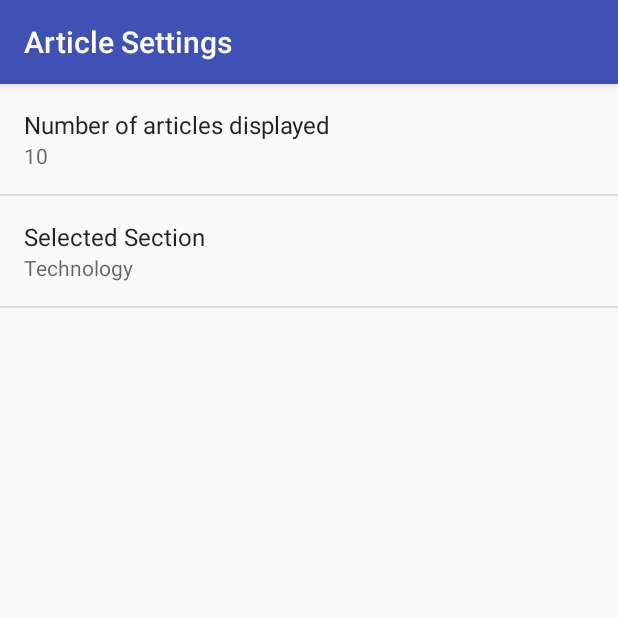
After one commit to janiraiski/NewsApp, an Android app: the SettingsActivity screen opened directly, with no data from a screen before it, on a phone screen of 412 x 824 dp, the top half of it. The commit adds this screen. Run offline under Robolectric (Android 15) with nearby library versions, the phone set to English and light mode, and no system bars.

Commit message:
Added settings activity and tweaked the way system gets information from internet.

```diff
--- /dev/null
+++ b/app/src/main/java/com/example/janiraiski/newsapp/SettingsActivity.java
@@ -0,0 +1,62 @@
+package com.example.janiraiski.newsapp;
+
+import android.content.SharedPreferences;
+import android.os.Bundle;
+import android.preference.ListPreference;
+import android.preference.Preference;
+import android.preference.PreferenceFragment;
+import android.preference.PreferenceManager;
+import android.support.v7.app.AppCompatActivity;
+
+public class SettingsActivity extends AppCompatActivity {
+
+    @Override
+    protected void onCreate(Bundle savedInstanceState) {
+        super.onCreate(savedInstanceState);
+        setContentView(R.layout.settings_activity);
+    }
+
+    public static class ArticlePreferencesFragment extends PreferenceFragment
+            implements Preference.OnPreferenceChangeListener {
+
+        @Override
+        public void onCreate(Bundle savedInstanceState) {
+            super.onCreate(savedInstanceState);
+            addPreferencesFromResource(R.xml.settings_main);
+
+            Preference numberOfArticles = findPreference(
+                    getString(R.string.settings_number_of_articles_key));
+            bindPreferenceSummaryToValue(numberOfArticles);
+
+            Preference selectedSection = findPreference(
+                    getString(R.string.settings_section_key));
+            bindPreferenceSummaryToValue(selectedSection);
+        }
+
+        @Override
+        public boolean onPreferenceChange(Preference preference, Object value) {
+            String stringValue = value.toString();
+            preference.setSummary(stringValue);
+            if (preference instanceof ListPreference) {
+                ListPreference listPreference = (ListPreference) preference;
+                int prefIndex = listPreference.findIndexOfValue(stringValue);
+                if (prefIndex >= 0) {
+                    CharSequence[] labels = listPreference.getEntries();
+                    preference.setSummary(labels[prefIndex]);
+                }
+            } else {
+                preference.setSummary(stringValue);
+            }
+            return true;
+        }
+
+        private void bindPreferenceSummaryToValue(Preference preference) {
+            preference.setOnPreferenceChangeListener(this);
+            SharedPreferences preferences = PreferenceManager.getDefaultSharedPreferences(
+                    preference.getContext());
+            String preferenceString = preferences.getString(preference.getKey(), "");
+            onPreferenceChange(preference, preferenceString);
+        }
+
+    }
+}
--- /dev/null
+++ b/app/src/main/res/values/arrays.xml
@@ -0,0 +1,14 @@
+<?xml version="1.0" encoding="utf-8"?>
+<resources>
+    <string-array name="settings_section_label">
+        <item>@string/settings_section_technology_label</item>
+        <item>@string/settings_section_politics_label</item>
+        <item>@string/settings_section_business_label</item>
+    </string-array>
+
+    <string-array name="settings_section_values">
+        <item>@string/settings_section_technology_value</item>
+        <item>@string/settings_section_politics_value</item>
+        <item>@string/settings_section_business_value</item>
+    </string-array>
+</resources>
--- a/app/src/main/res/values/strings.xml
+++ b/app/src/main/res/values/strings.xml
@@ -2,4 +2,24 @@
     <string name="app_name">News App</string>
     <string name="no_articles">No Articles found, reopen the app to refresh list</string>
     <string name="no_connection">No Internet connection detected!\nClose the app, connect to Internet and open the app again,\nto show News feed.</string>
+    <string name="settings_menu_item">Settings</string>
+    <string name="settings_title">Article Settings</string>
+
+    <string name="settings_number_of_articles_label">Number of articles displayed</string>
+    <string name="settings_number_of_articles_key" translatable="false">number_of_articles_displayed</string>
+    <string name="settings_number_of_articles_default" translatable="false">10</string>
+
+    <!-- Strings for Section label preference -->
+    <string name="settings_section_label">Selected Section</string>
+    <string name="settings_section_key" translatable="false">selected_section</string>
+    <string name="settings_section_default" translatable="false">technology</string>
+    <!-- Label for Section technology label option -->
+    <string name="settings_section_technology_label">Technology</string>
+    <string name="settings_section_technology_value" translatable="false">technology</string>
+    <!-- Label for Section politics label option -->
+    <string name="settings_section_politics_label">Politics</string>
+    <string name="settings_section_politics_value" translatable="false">politics</string>
+    <!-- Label for Section business label option -->
+    <string name="settings_section_business_label">Business</string>
+    <string name="settings_section_business_value" translatable="false">business</string>
 </resources>
--- /dev/null
+++ b/app/src/main/res/xml/settings_main.xml
@@ -0,0 +1,20 @@
+<?xml version="1.0" encoding="utf-8"?>
+<PreferenceScreen
+    xmlns:android="http://schemas.android.com/apk/res/android"
+    android:title="@string/settings_title">
+
+    <EditTextPreference
+        android:defaultValue="@string/settings_number_of_articles_default"
+        android:inputType="numberDecimal"
+        android:key="@string/settings_number_of_articles_key"
+        android:selectAllOnFocus="true"
+        android:title="@string/settings_number_of_articles_label" />
+
+    <ListPreference
+        android:defaultValue="@string/settings_section_default"
+        android:entries="@array/settings_section_label"
+        android:entryValues="@array/settings_section_values"
+        android:key="@string/settings_section_key"
+        android:title="@string/settings_section_label" />
+
+</PreferenceScreen>
```
Also changed, not shown: app/src/main/AndroidManifest.xml (+7 -0 lines), app/src/main/java/com/example/janiraiski/newsapp/MainActivity.java (+47 -2 lines), app/src/main/res/layout/settings_activity.xml (added, +8 -0 lines), app/src/main/res/menu/main.xml (added, +8 -0 lines).
